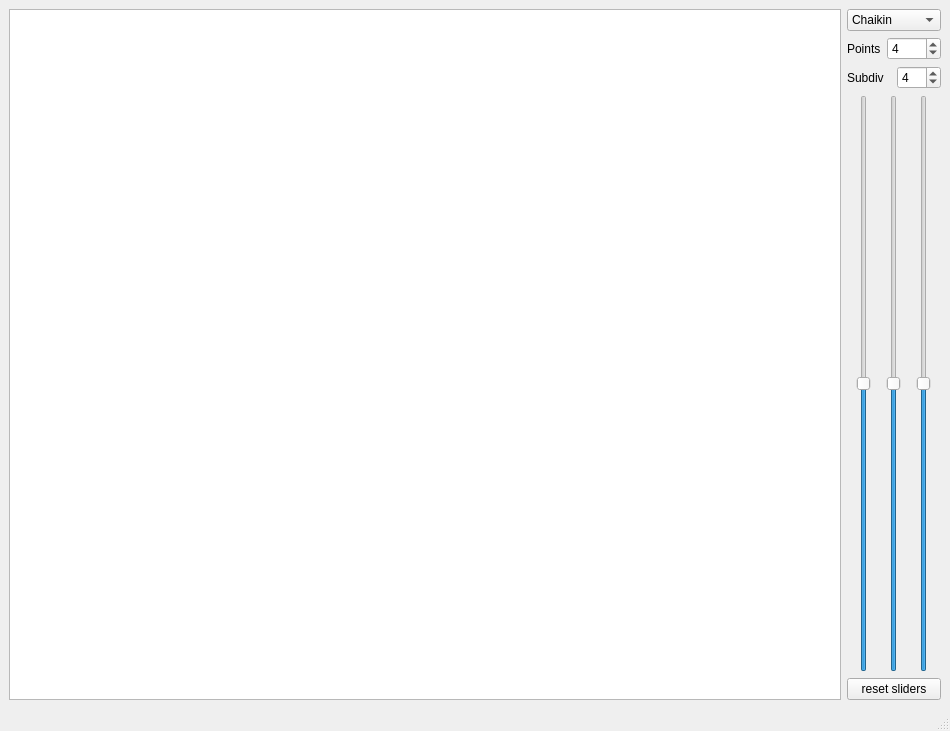
Old version of the form MainWindow.ui in the repository faalbers/CurvePlot.
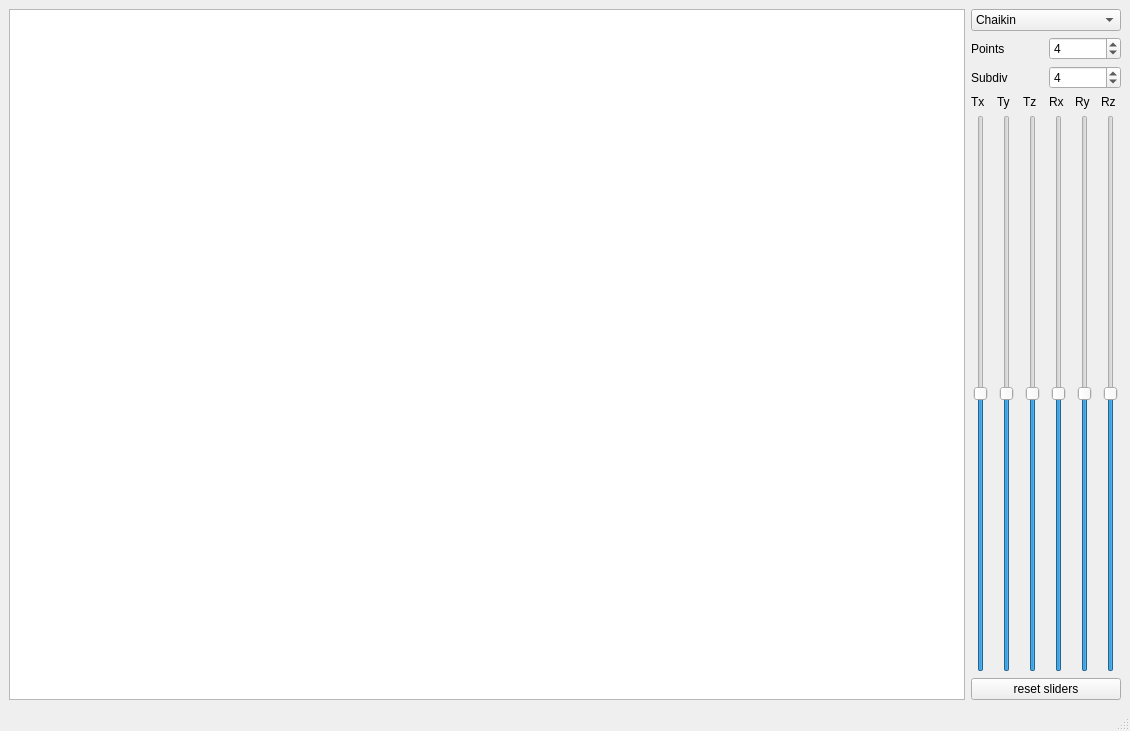
New version of the form.

Patch:
```diff
--- a/MainWindow.ui
+++ b/MainWindow.ui
@@ -6,7 +6,7 @@
    <rect>
     <x>0</x>
     <y>0</y>
-    <width>950</width>
+    <width>1130</width>
     <height>731</height>
    </rect>
   </property>
@@ -22,7 +22,14 @@
    </property>
    <layout class="QHBoxLayout" name="horizontalLayout_4">
     <item>
-     <widget class="QGraphicsView" name="curveView"/>
+     <widget class="QGraphicsView" name="curveView">
+      <property name="sizePolicy">
+       <sizepolicy hsizetype="Expanding" vsizetype="Expanding">
+        <horstretch>0</horstretch>
+        <verstretch>0</verstretch>
+       </sizepolicy>
+      </property>
+     </widget>
     </item>
     <item>
      <layout class="QVBoxLayout" name="verticalLayout_2">
@@ -91,7 +98,22 @@
       <item>
        <layout class="QHBoxLayout" name="horizontalLayout">
         <item>
-         <widget class="QSlider" name="posX">
+         <layout class="QVBoxLayout" name="verticalLayout_7">
+          <item>
+           <widget class="QLabel" name="label_3">
+            <property name="text">
+             <string>Tx</string>
+            </property>
+           </widget>
+          </item>
+          <item>
+           <widget class="QSlider" name="tx">
+            <property name="minimumSize">
+             <size>
+              <width>20</width>
+              <height>0</height>
+             </size>
+            </property>
           <property name="minimum">
            <number>-1000</number>
           </property>
@@ -103,8 +125,25 @@
           </property>
          </widget>
         </item>
+         </layout>
+        </item>
         <item>
-         <widget class="QSlider" name="posY">
+         <layout class="QVBoxLayout" name="verticalLayout_6">
+          <item>
+           <widget class="QLabel" name="label_4">
+            <property name="text">
+             <string>Ty</string>
+            </property>
+           </widget>
+          </item>
+          <item>
+           <widget class="QSlider" name="ty">
+            <property name="minimumSize">
+             <size>
+              <width>20</width>
+              <height>0</height>
+             </size>
+            </property>
           <property name="minimum">
            <number>-1000</number>
           </property>
@@ -116,8 +155,85 @@
           </property>
          </widget>
         </item>
+         </layout>
+        </item>
         <item>
-         <widget class="QSlider" name="rot">
+         <layout class="QVBoxLayout" name="verticalLayout_5">
+          <item>
+           <widget class="QLabel" name="label_5">
+            <property name="text">
+             <string>Tz</string>
+            </property>
+           </widget>
+          </item>
+          <item>
+           <widget class="QSlider" name="tz">
+            <property name="minimumSize">
+             <size>
+              <width>20</width>
+              <height>0</height>
+             </size>
+            </property>
+            <property name="minimum">
+             <number>-1000</number>
+            </property>
+            <property name="maximum">
+             <number>1000</number>
+            </property>
+            <property name="orientation">
+             <enum>Qt::Vertical</enum>
+            </property>
+           </widget>
+          </item>
+         </layout>
+        </item>
+        <item>
+         <layout class="QVBoxLayout" name="verticalLayout_4">
+          <item>
+           <widget class="QLabel" name="label_6">
+            <property name="text">
+             <string>Rx</string>
+            </property>
+           </widget>
+          </item>
+          <item>
+           <widget class="QSlider" name="rx">
+            <property name="minimumSize">
+             <size>
+              <width>20</width>
+              <height>0</height>
+             </size>
+            </property>
+            <property name="minimum">
+             <number>-1000</number>
+            </property>
+            <property name="maximum">
+             <number>1000</number>
+            </property>
+            <property name="orientation">
+             <enum>Qt::Vertical</enum>
+            </property>
+           </widget>
+          </item>
+         </layout>
+        </item>
+        <item>
+         <layout class="QVBoxLayout" name="verticalLayout">
+          <item>
+           <widget class="QLabel" name="label_7">
+            <property name="text">
+             <string>Ry</string>
+            </property>
+           </widget>
+          </item>
+          <item>
+           <widget class="QSlider" name="ry">
+            <property name="minimumSize">
+             <size>
+              <width>20</width>
+              <height>0</height>
+             </size>
+            </property>
           <property name="minimum">
            <number>-1000</number>
           </property>
@@ -135,6 +251,38 @@
        </layout>
       </item>
       <item>
+         <layout class="QVBoxLayout" name="verticalLayout_3">
+          <item>
+           <widget class="QLabel" name="label_8">
+            <property name="text">
+             <string>Rz</string>
+            </property>
+           </widget>
+          </item>
+          <item>
+           <widget class="QSlider" name="rz">
+            <property name="minimumSize">
+             <size>
+              <width>20</width>
+              <height>0</height>
+             </size>
+            </property>
+            <property name="minimum">
+             <number>-1000</number>
+            </property>
+            <property name="maximum">
+             <number>1000</number>
+            </property>
+            <property name="orientation">
+             <enum>Qt::Vertical</enum>
+            </property>
+           </widget>
+          </item>
+         </layout>
+        </item>
+       </layout>
+      </item>
+      <item>
        <widget class="QPushButton" name="resetTransform">
         <property name="text">
          <string>reset sliders</string>
```
Left out of the diff: 2 changed lines with no effect on the pictures. Lines whose indentation alone changed are shown as unchanged.
